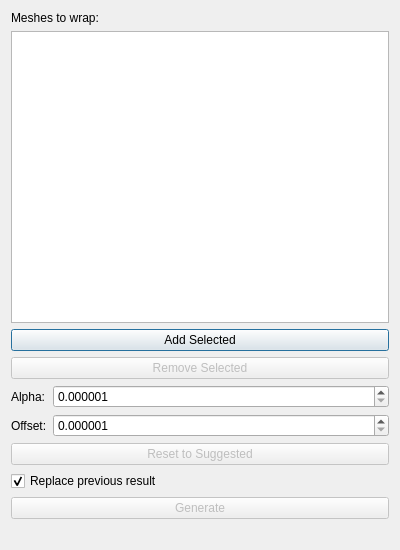
First picture: the form in ui/ShrinkWrapDialog.ui, repository sharjith/ModelViewer-Qt, before the edit.
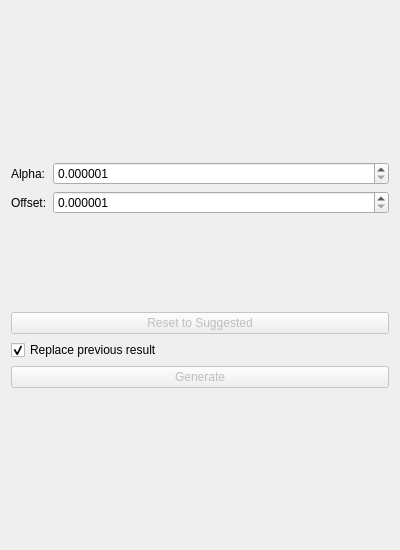
Second picture: the form after the edit. Custom widgets are drawn as their Qt base class.

Commit message: Use the shared selection box in the mesh-tool dialogs

Diff of the .ui file:
```diff
--- a/ui/ShrinkWrapDialog.ui
+++ b/ui/ShrinkWrapDialog.ui
@@ -15,39 +15,7 @@
   </property>
   <layout class="QVBoxLayout" name="verticalLayout">
    <item>
-    <widget class="QLabel" name="meshListLabel">
-     <property name="text">
-      <string>Meshes to wrap:</string>
-     </property>
-    </widget>
-   </item>
-   <item>
-    <widget class="QListWidget" name="meshList">
-     <property name="selectionMode">
-      <enum>QAbstractItemView::SelectionMode::ExtendedSelection</enum>
-     </property>
-    </widget>
-   </item>
-   <item>
-    <layout class="QVBoxLayout" name="listButtonColumn">
-     <item>
-      <widget class="QPushButton" name="addSelectedButton">
-       <property name="text">
-        <string>Add Selected</string>
-       </property>
-      </widget>
-     </item>
-     <item>
-      <widget class="QPushButton" name="removeSelectedButton">
-       <property name="enabled">
-        <bool>false</bool>
-       </property>
-       <property name="text">
-        <string>Remove Selected</string>
-       </property>
-      </widget>
-     </item>
-    </layout>
+    <widget class="MeshSelectionBox" name="meshSelectionBox" native="true"/>
    </item>
    <item>
     <layout class="QFormLayout" name="toleranceForm">
@@ -141,6 +109,13 @@
    </item>
   </layout>
  </widget>
+ <customwidgets>
+  <customwidget>
+   <class>MeshSelectionBox</class>
+   <extends>QWidget</extends>
+   <header>MeshSelectionBox.h</header>
+  </customwidget>
+ </customwidgets>
  <resources/>
  <connections/>
 </ui>
```
The commit also changes 24 other files.
